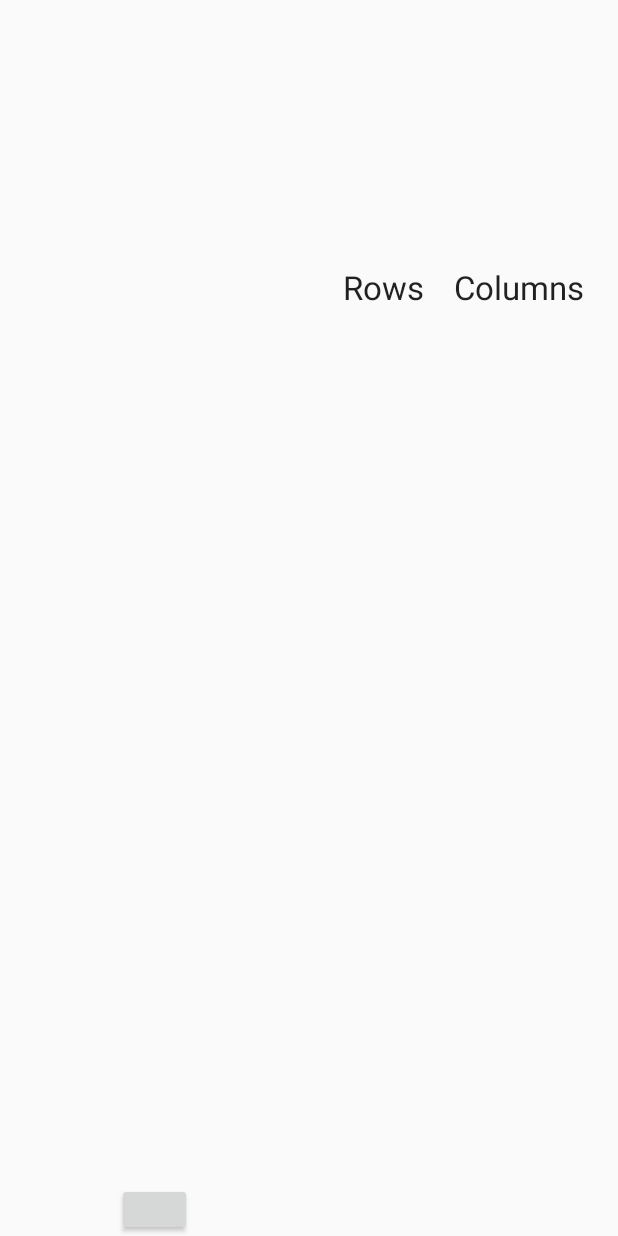
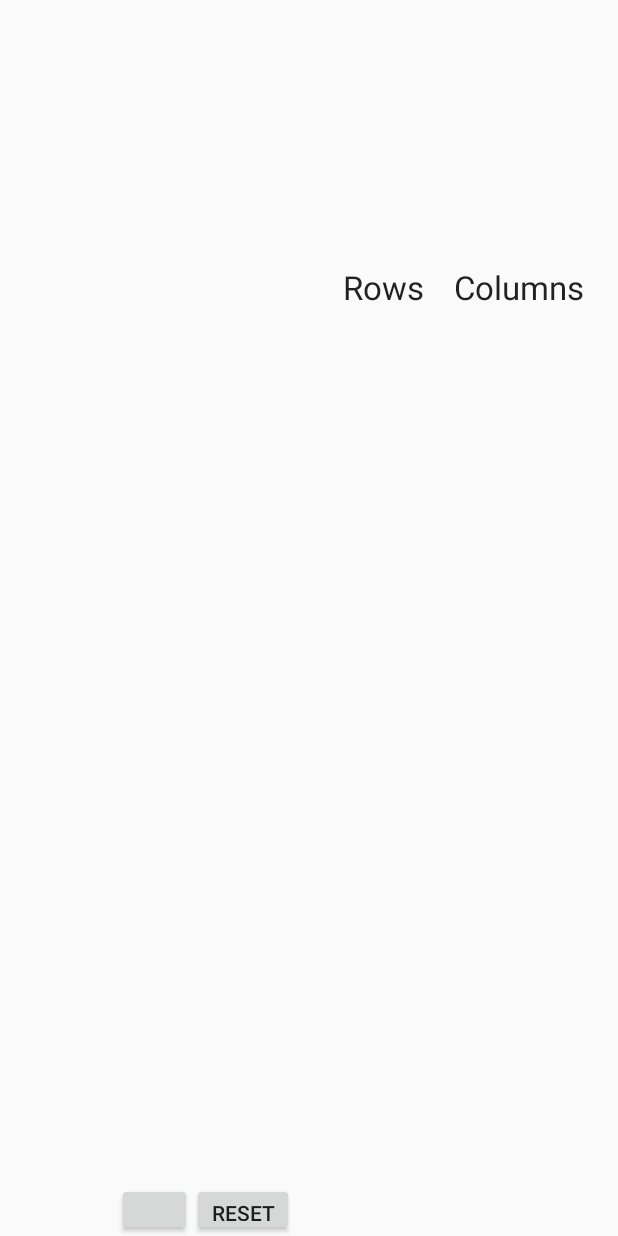
Before and after one commit to Kritten/touchpivot, an Android app: the screen it shows after launch (MainActivity), on a phone screen of 412 x 824 dp. Run offline under Robolectric (Android 15) with nearby library versions, the phone set to English and light mode, and no system bars; libraries missing offline, so code that uses them is left out: com.github.mikephil.charting; 12 statements that could not run were skipped.

Commit message:
reset button pos

```diff
--- a/app/src/main/res/layout/activity_main.xml
+++ b/app/src/main/res/layout/activity_main.xml
@@ -38,9 +38,8 @@
             android:id="@+id/reset_button"
             android:layout_width="68dp"
             android:text="Reset"
-            android:visibility="gone"
             android:layout_height="35dp"
-            android:layout_alignParentRight="true"
+            android:layout_toRightOf="@id/fan_menu_button"
             android:layout_alignParentBottom="true" />
     </RelativeLayout>
 
```
